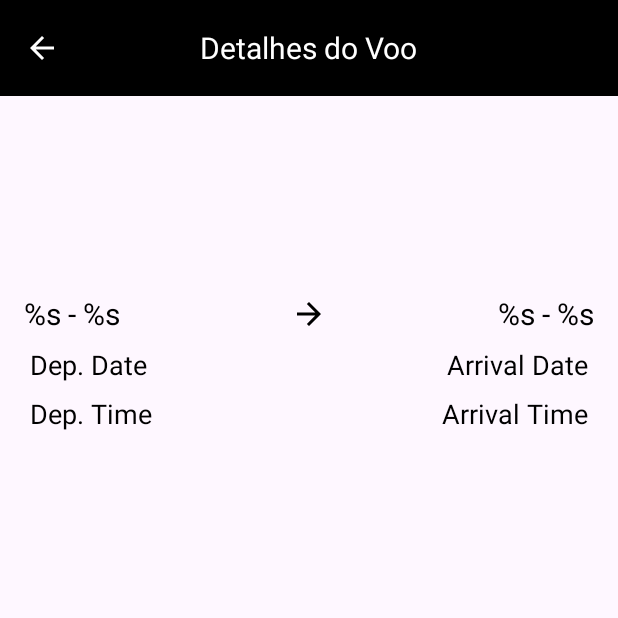
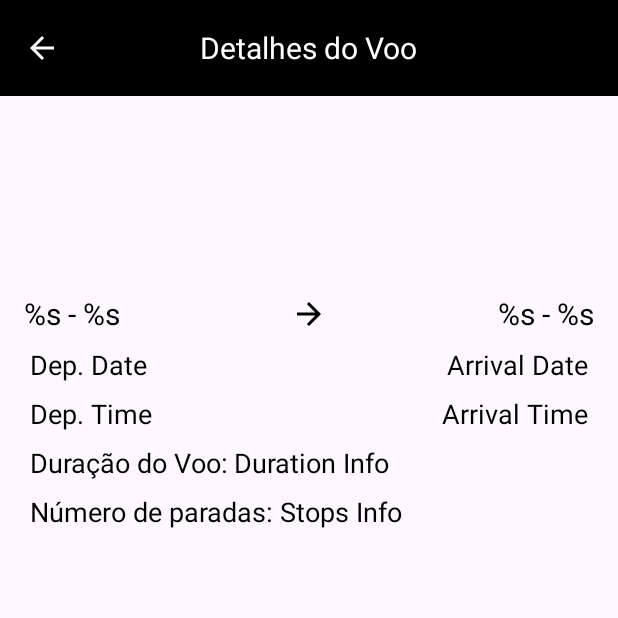
Before and after one commit to larissacarletti/desafiotecnico, an Android app: the fragment DetailsFragment placed in its activity, on a phone screen of 412 x 824 dp, the top half of it. Run offline under Robolectric (Android 15) with nearby library versions, the phone set to English and light mode, and no system bars; our stand-ins replace Dagger/Hilt's generated code; network calls fail; pictures from the network do not load; 12 statements that could not run were skipped.

Commit message:
last details

```diff
--- a/app/src/main/java/com/example/desafiotecnicoandroid/data/models/FlightsItem.kt
+++ b/app/src/main/java/com/example/desafiotecnicoandroid/data/models/FlightsItem.kt
@@ -15,7 +15,7 @@ data class FlightsItem(
     @SerializedName("departure") val departure: Departure,
     @SerializedName("duration") val duration: Int,
     @SerializedName("hasAirportChange") val hasAirportChange: Boolean,
-    @SerializedName("totalStops") val totalStops: Int
+    @SerializedName("totalStops") var totalStops: Int
 ) : Parcelable {
 
     @Parcelize
--- a/app/src/main/java/com/example/desafiotecnicoandroid/presentation/ui/details/DetailsFragment.kt
+++ b/app/src/main/java/com/example/desafiotecnicoandroid/presentation/ui/details/DetailsFragment.kt
@@ -12,6 +12,8 @@ import com.example.desafiotecnicoandroid.R
 import com.example.desafiotecnicoandroid.data.models.FlightsItem
 import com.example.desafiotecnicoandroid.databinding.FragmentDetailsBinding
 import com.example.desafiotecnicoandroid.utils.formatDate
+import com.example.desafiotecnicoandroid.utils.formatDuration
+import com.example.desafiotecnicoandroid.utils.formatStops
 import com.example.desafiotecnicoandroid.utils.formatTime
 
 class DetailsFragment : Fragment(R.layout.fragment_details) {
@@ -51,6 +53,8 @@ class DetailsFragment : Fragment(R.layout.fragment_details) {
         timeArrivalDetails.text = formatTime(flight.arrival.dateTime)
         dateArrivalDetails.text = formatDate(flight.arrival.dateTime)
         dateDepartureDetails.text = formatDate(flight.arrival.dateTime)
+        durationInfo.text = formatDuration(flight.duration)
+        stopsInfo.text = formatStops(flight.totalStops)
 
         Glide.with(carrierLogo)
             .load(flight.carrierLogoUrl)
--- a/app/src/main/java/com/example/desafiotecnicoandroid/utils/DateExtensions.kt
+++ b/app/src/main/java/com/example/desafiotecnicoandroid/utils/Formatting.kt
@@ -18,9 +18,32 @@ fun formatTime(stringTime: String): String {
 fun formatDate(stringDate: String): String {
     val inputFormat = SimpleDateFormat("yyyy-MM-dd'T'HH:mm:ss'Z'", Locale.US)
     inputFormat.timeZone = TimeZone.getTimeZone("America/Sao_Paulo")
-    val date: Date = inputFormat.parse(stringDate)
+    val date: Date? = inputFormat.parse(stringDate)
 
     val outputFormat = SimpleDateFormat("dd/MM/yy", Locale.US)
     outputFormat.timeZone = TimeZone.getTimeZone("America/Sao_Paulo")
     return outputFormat.format(date)
 }
+
+fun formatDuration(stringDuration: Int): String {
+
+    val hours = stringDuration.div(3600)
+    val rest = stringDuration % 3600
+    val minutes = rest.div(60)
+
+    return if (hours <= 1) {
+        "$hours hora e $minutes minutos"
+    } else {
+        "$hours horas e $minutes minutos"
+    }
+}
+
+fun formatStops(stringStop: Int): String {
+
+    val stops = if (stringStop == 0) {
+        return "Nenhuma parada."
+    } else {
+        "$stringStop paradas"
+    }
+    return stops
+}
--- a/app/src/main/res/layout/fragment_details.xml
+++ b/app/src/main/res/layout/fragment_details.xml
@@ -132,4 +132,56 @@
         app:layout_constraintEnd_toEndOf="parent"
         app:layout_constraintTop_toBottomOf="@id/details_arrival" />
 
+    <TextView
+        android:id="@+id/duration_text"
+        android:layout_width="wrap_content"
+        android:layout_height="wrap_content"
+        android:layout_gravity="start"
+        android:layout_marginTop="@dimen/margin_default"
+        android:layout_marginStart="@dimen/margin_xx"
+        android:text="@string/duration_text"
+        android:textColor="@color/black"
+        android:textSize="18sp"
+        app:layout_constraintStart_toStartOf="parent"
+        app:layout_constraintTop_toBottomOf="@id/time_departure_details" />
+
+    <TextView
+        android:id="@+id/duration_info"
+        android:layout_width="wrap_content"
+        android:layout_height="wrap_content"
+        android:layout_gravity="start"
+        android:layout_marginTop="@dimen/margin_default"
+        android:layout_marginStart="@dimen/margin_small"
+        android:text="@string/duration_info"
+        android:textColor="@color/black"
+        android:textSize="18sp"
+        app:layout_constraintStart_toEndOf="@id/duration_text"
+        app:layout_constraintTop_toBottomOf="@id/time_departure_details" />
+
+    <TextView
+        android:id="@+id/stop_text"
+        android:layout_width="wrap_content"
+        android:layout_height="wrap_content"
+        android:layout_gravity="start"
+        android:layout_marginTop="@dimen/margin_default"
+        android:layout_marginStart="@dimen/margin_xx"
+        android:text="@string/stop_text"
+        android:textColor="@color/black"
+        android:textSize="18sp"
+        app:layout_constraintStart_toStartOf="parent"
+        app:layout_constraintTop_toBottomOf="@id/duration_text" />
+
+    <TextView
+        android:id="@+id/stops_info"
+        android:layout_width="wrap_content"
+        android:layout_height="wrap_content"
+        android:layout_gravity="start"
+        android:layout_marginStart="@dimen/margin_small"
+        android:layout_marginTop="@dimen/margin_default"
+        android:text="@string/stops_info"
+        android:textColor="@color/black"
+        android:textSize="18sp"
+        app:layout_constraintStart_toEndOf="@id/stop_text"
+        app:layout_constraintTop_toBottomOf="@id/duration_info"/>
+
 </androidx.constraintlayout.widget.ConstraintLayout>
--- a/app/src/main/res/values/strings.xml
+++ b/app/src/main/res/values/strings.xml
@@ -14,4 +14,8 @@
     <string name="info_departure">Data de saída:</string>
     <string name="duration">Duração do Voo:</string>
     <string name="duration_time">Duration Time</string>
+    <string name="duration_text">Duração do Voo:</string>
+    <string name="stop_text">Número de paradas:</string>
+    <string name="duration_info">Duration Info</string>
+    <string name="stops_info">Stops Info\n</string>
 </resources>
```
